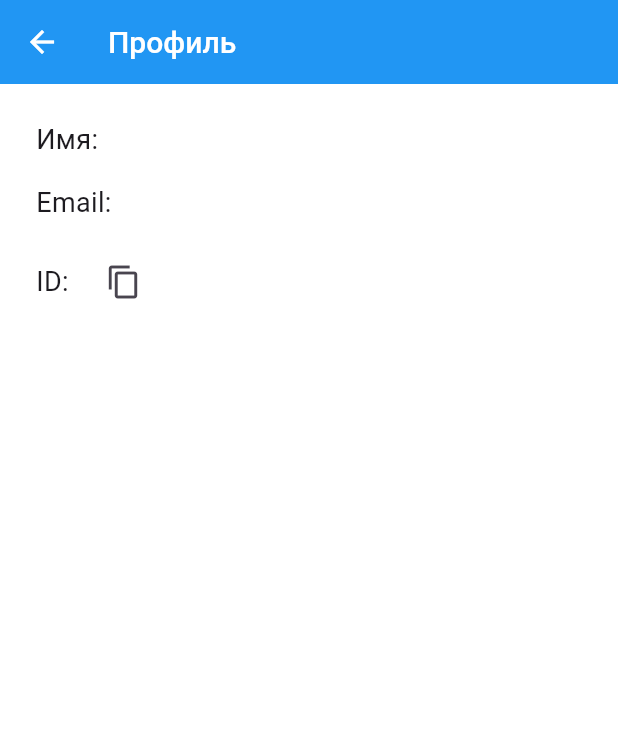
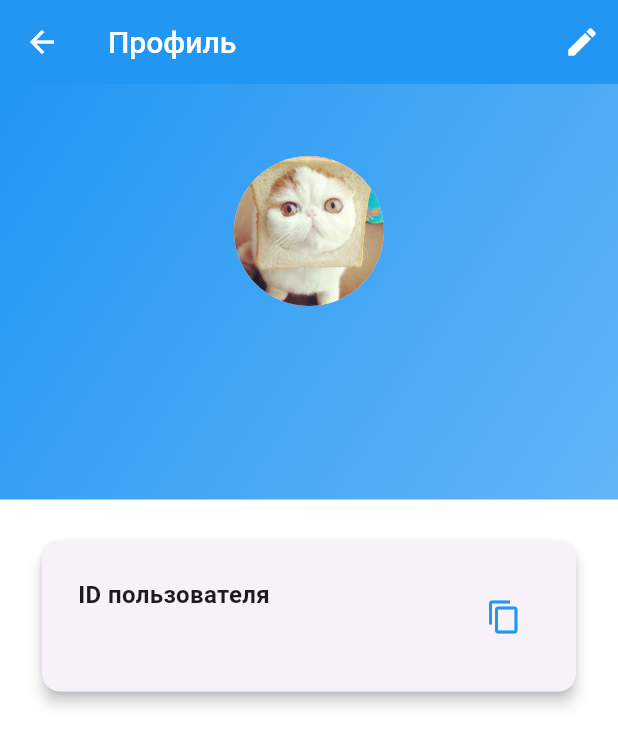
Before and after one commit to Android225/all_at_task_app, a Flutter app: the ProfileScreen screen opened by its route, on a phone screen of 412 x 824 dp. Shown: the top 746 px of the screen. Run offline on Flutter 3.47's test engine with Material 3 defaults, Android fonts, the phone set to English and light mode, and no system bars; our stand-ins replace bloc, cloud_firestore, equatable, firebase_auth, firebase_core, flutter_bloc and 3 more; accounts and stored records are empty.

Commit message:
W2 34 почти ласт

```diff
--- a/lib/main.dart
+++ b/lib/main.dart
@@ -18,7 +18,7 @@ void main() async {
   //  androidProvider: AndroidProvider.debug, // Используйте playIntegrity в продакшене
  // );
   // Очищаем сессию для отладки (удалить в продакшене!!!!!!!!!!!!!!!)
-  await FirebaseAuth.instance.signOut(); //-
+  //await FirebaseAuth.instance.signOut(); //-
   setupServiceLocator();
   runApp(const MyApp());
 }
--- a/lib/presentation/screens/profile/profile_screen.dart
+++ b/lib/presentation/screens/profile/profile_screen.dart
@@ -14,29 +14,95 @@ class ProfileScreen extends StatelessWidget {
       appBar: AppBar(
         backgroundColor: AppTheme.primaryColor,
         title: const Text('Профиль'),
+        actions: [
+          IconButton(
+            icon: const Icon(Icons.edit),
+            onPressed: () {
+              // Заглушка для редактирования профиля
+              ScaffoldMessenger.of(context).showSnackBar(
+                const SnackBar(content: Text('Редактирование профиля пока недоступно')),
+              );
+            },
           ),
-      body: Padding(
-        padding: const EdgeInsets.all(AppTheme.defaultPadding),
-        child: FutureBuilder<DocumentSnapshot>(
+        ],
+      ),
+      body: FutureBuilder<DocumentSnapshot>(
         future: FirebaseFirestore.instance.collection('users').doc(userId).get(),
         builder: (context, snapshot) {
           if (!snapshot.hasData) {
             return const Center(child: CircularProgressIndicator());
           }
           final userData = snapshot.data!.data() as Map<String, dynamic>;
-            return Column(
+          return SingleChildScrollView(
+            child: Column(
+              children: [
+                Container(
+                  width: double.infinity,
+                  padding: const EdgeInsets.all(AppTheme.defaultPadding * 2),
+                  decoration: BoxDecoration(
+                    gradient: LinearGradient(
+                      colors: [AppTheme.primaryColor, AppTheme.primaryColor.withOpacity(0.7)],
+                      begin: Alignment.topLeft,
+                      end: Alignment.bottomRight,
+                    ),
+                  ),
+                  child: Column(
+                    children: [
+                      const CircleAvatar(
+                        radius: 50,
+                        backgroundImage: AssetImage('assets/images/cat1.jpg'), // Замените на реальное изображение, если есть
+                      ),
+                      const SizedBox(height: 16),
+                      Text(
+                        userData['name'] ?? 'Пользователь',
+                        style: const TextStyle(
+                          fontSize: 24,
+                          fontWeight: FontWeight.bold,
+                          color: Colors.white,
+                        ),
+                      ),
+                      const SizedBox(height: 8),
+                      Text(
+                        userData['email'] ?? 'email@example.com',
+                        style: const TextStyle(
+                          fontSize: 16,
+                          color: Colors.white70,
+                        ),
+                      ),
+                    ],
+                  ),
+                ),
+                Padding(
+                  padding: const EdgeInsets.all(AppTheme.defaultPadding),
+                  child: Card(
+                    elevation: 4,
+                    shape: RoundedRectangleBorder(
+                      borderRadius: BorderRadius.circular(12),
+                    ),
+                    child: Padding(
+                      padding: const EdgeInsets.all(AppTheme.defaultPadding),
+                      child: Row(
+                        mainAxisAlignment: MainAxisAlignment.spaceBetween,
+                        children: [
+                          Column(
                             crossAxisAlignment: CrossAxisAlignment.start,
                             children: [
-                Text('Имя: ${userData['name']}', style: const TextStyle(fontSize: 18)),
-                const SizedBox(height: 16),
-                Text('Email: ${userData['email']}', style: const TextStyle(fontSize: 18)),
-                const SizedBox(height: 16),
-                Row(
-                  children: [
-                    Text('ID: $userId', style: const TextStyle(fontSize: 18)),
-                    const SizedBox(width: 8),
+                              const Text(
+                                'ID пользователя',
+                                style: TextStyle(
+                                  fontSize: 16,
+                                  fontWeight: FontWeight.bold,
+                                ),
+                              ),
+                              const SizedBox(height: 8),
+                              Text(
+                                userId,
+                                style: const TextStyle(fontSize: 14),
+                              ),
+                            ],
+                          ),
                           IconButton(
-                      icon: const Icon(Icons.copy),
+                            icon: const Icon(Icons.copy, color: AppTheme.primaryColor),
                             onPressed: () {
                               Clipboard.setData(ClipboardData(text: userId));
                               ScaffoldMessenger.of(context).showSnackBar(
@@ -46,10 +112,13 @@ class ProfileScreen extends StatelessWidget {
                           ),
                         ],
                       ),
+                    ),
+                  ),
+                ),
               ],
+            ),
           );
         },
-        ),
       ),
     );
   }
--- a/lib/presentation/widgets/auth_header.dart
+++ b/lib/presentation/widgets/auth_header.dart
@@ -11,7 +11,7 @@ class AuthHeader extends StatelessWidget {
     return Column(
       children: [
         Text(
-          'all-at_task',
+          'AllAtTask',
           style: Theme.of(context).textTheme.displayLarge,
         ),
         const SizedBox(height: 8),
@@ -20,7 +20,7 @@ class AuthHeader extends StatelessWidget {
           style: Theme.of(context).textTheme.headlineMedium,
         ),
         const SizedBox(height: 24),
-        Image.asset('assets/images/cat1.jpg', height: 200),
+        Image.asset('assets/images/logo.png', height: 200),
         const SizedBox(height: 32),
       ],
     );
--- a/lib/router/app_router.dart
+++ b/lib/router/app_router.dart
@@ -2,6 +2,7 @@ import 'package:all_at_task/data/services/service_locator.dart';
 import 'package:all_at_task/presentation/bloc/list/list_bloc.dart';
 import 'package:all_at_task/presentation/bloc/task/task_bloc.dart';
 import 'package:all_at_task/presentation/screens/friends/friends_screen.dart';
+import 'package:all_at_task/presentation/screens/home/calendar_screen.dart';
 import 'package:all_at_task/presentation/screens/home/home_screen.dart';
 import 'package:all_at_task/presentation/screens/invitations/invitations_screen.dart';
 import 'package:all_at_task/presentation/screens/listss/list_edit_screen.dart';
@@ -11,6 +12,7 @@ import 'package:all_at_task/presentation/screens/auth/login_screen.dart';
 import 'package:all_at_task/presentation/screens/profile/profile_screen.dart';
 import 'package:all_at_task/presentation/screens/auth/forgot_password_screen.dart';
 import 'package:all_at_task/presentation/screens/auth/signup_screen.dart';
+import 'package:all_at_task/presentation/screens/settings/settings_screen.dart';
 import 'package:firebase_auth/firebase_auth.dart';
 import 'package:flutter/material.dart';
 import 'package:flutter_bloc/flutter_bloc.dart';
@@ -64,6 +66,10 @@ class AppRouter {
         return MaterialPageRoute(builder: (_) => const FriendsScreen());
       case '/invitations':
         return MaterialPageRoute(builder: (_) => const InvitationsScreen());
+      case '/calendar':
+        return MaterialPageRoute(builder: (_) => const CalendarScreen());
+      case '/settings':
+        return MaterialPageRoute(builder: (_) => const SettingsScreen());
       case '/forgot_password':
         return MaterialPageRoute(builder: (_) => ForgotPasswordScreen());
       case '/signup':
--- a/pubspec.yaml
+++ b/pubspec.yaml
@@ -48,6 +48,7 @@ dependencies:
   flutter_slidable: ^3.1.2
   flutter_colorpicker: ^1.1.0
   rxdart: ^0.28.0
+  table_calendar: ^3.0.9
 
 
 dev_dependencies:
@@ -76,7 +77,7 @@ flutter:
   # To add assets to your application, add an assets section, like this:
   assets:
     - assets/images/cat1.jpg
-
+    - assets/images/logo.png
   # An image asset can refer to one or more resolution-specific "variants", see
   # https://flutter.dev/to/resolution-aware-images
 
```
Also changed, not shown: lib/presentation/bloc/task/task_bloc.dart (+49 -0 lines), lib/presentation/screens/home/home_screen.dart (+13 -8 lines), pubspec.lock. Lines whose indentation alone changed are shown as unchanged.
